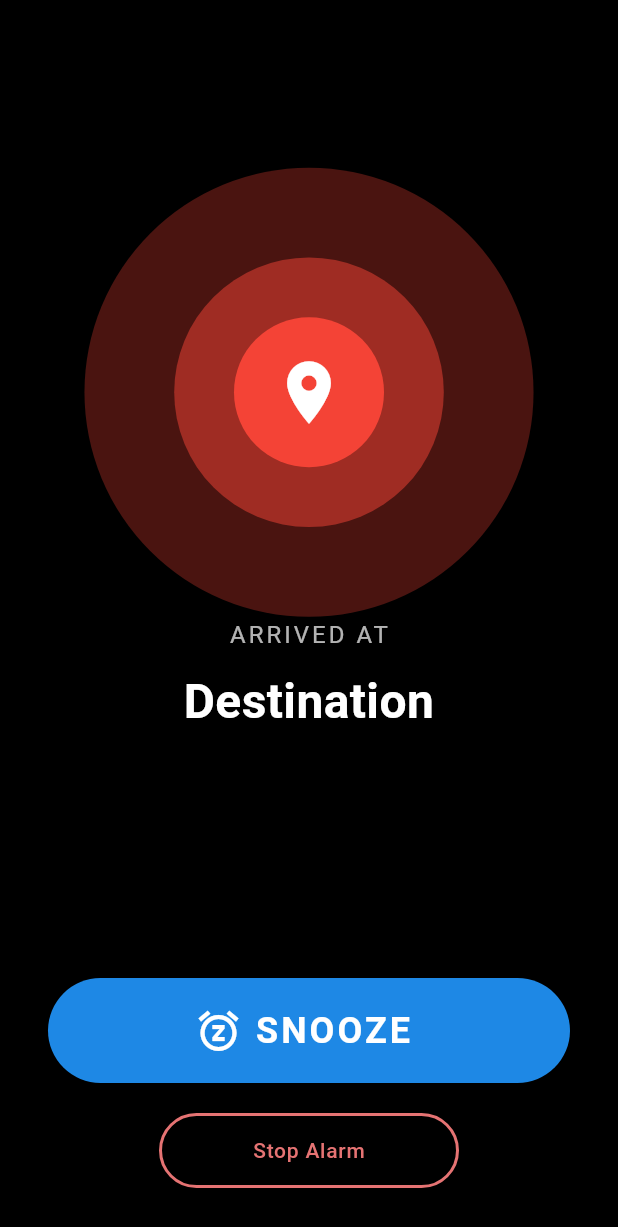
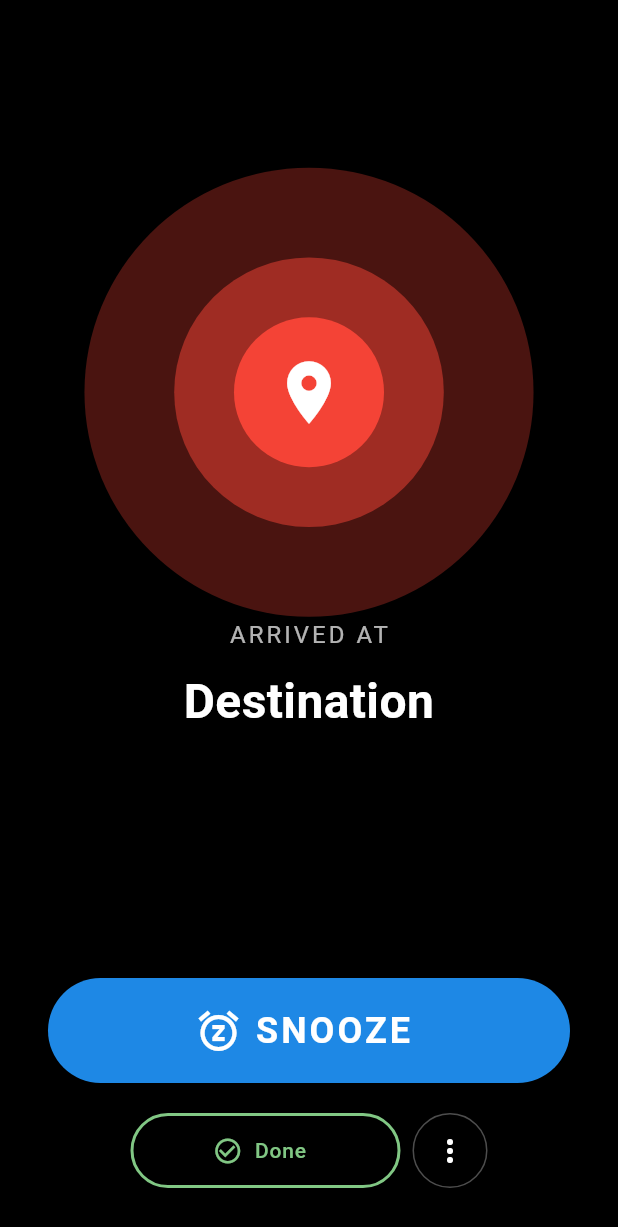
Before and after one commit to md-sada-mia/smart-alarm-manager, a Flutter app: the AlarmScreen screen opened directly, on a phone screen of 412 x 824 dp. Shown: the top 1227 px of the screen. Run offline on Flutter 3.47's test engine with Material 3 defaults, Android fonts, the phone set to English and light mode, and no system bars; our stand-ins replace audioplayers, file_picker, flutter_local_notifications, geolocator, google_maps_flutter, permission_handler and 3 more; missing offline and left inert: android_intent_plus, flutter_background_service; accounts and stored records are empty.

Commit message:
cancel button and done button added on alarm screen

```diff
--- a/lib/screens/alarm_screen.dart
+++ b/lib/screens/alarm_screen.dart
@@ -55,15 +55,54 @@ class _AlarmScreenState extends State<AlarmScreen>
     }
   }
 
-  Future<void> _stopAlarm() async {
+  Future<void> _doneAlarm() async {
     // Stop audio/vibration from main isolate (method channels work here)
     await AudioService().stopAlarm();
+
+    // Update reminder status to completed in database
+    if (widget.reminderId != null) {
+      try {
+        final dbHelper = DatabaseHelper();
+        final reminders = await dbHelper.getReminders();
+        final reminder = reminders.firstWhere((r) => r.id == widget.reminderId);
+        final updated = reminder.copyWith(status: ReminderStatus.completed);
+        await dbHelper.updateReminder(updated);
+      } catch (e) {
+        print('Error marking reminder as done: $e');
+      }
+    }
 
     // Send signal to background service to update state
     final service = FlutterBackgroundService();
     service.invoke('stop_alarm');
 
     // Close screen
+    if (mounted) {
+      SystemNavigator.pop();
+    }
+  }
+
+  Future<void> _cancelAlarm() async {
+    // Stop audio/vibration from main isolate (method channels work here)
+    await AudioService().stopAlarm();
+
+    // Update reminder status to canceled in database
+    if (widget.reminderId != null) {
+      try {
+        final dbHelper = DatabaseHelper();
+        final reminders = await dbHelper.getReminders();
+        final reminder = reminders.firstWhere((r) => r.id == widget.reminderId);
+        final updated = reminder.copyWith(status: ReminderStatus.canceled);
+        await dbHelper.updateReminder(updated);
+      } catch (e) {
+        print('Error marking reminder as canceled: $e');
+      }
+    }
+
+    // Send signal to background service to update state
+    final service = FlutterBackgroundService();
+    service.invoke('stop_alarm');
+
     // Close screen
     if (mounted) {
       SystemNavigator.pop();
@@ -237,21 +276,32 @@ class _AlarmScreenState extends State<AlarmScreen>
                   ),
                   const SizedBox(height: 20),
 
-                  // Small Stop Button
+                  // Done Button with 3-dot Menu
+                  Row(
+                    mainAxisAlignment: MainAxisAlignment.center,
+                    children: [
+                      // Done Button
                       SizedBox(
-                    width: 200, // Smaller width
-                    height: 50, // Smaller height
-                    child: OutlinedButton(
-                      onPressed: _stopAlarm,
+                        width: 180,
+                        height: 50,
+                        child: OutlinedButton.icon(
+                          onPressed: _doneAlarm,
                           style: OutlinedButton.styleFrom(
-                        foregroundColor: Colors.red.shade300,
-                        side: BorderSide(color: Colors.red.shade300, width: 2),
+                            foregroundColor: Colors.green.shade300,
+                            side: BorderSide(
+                              color: Colors.green.shade300,
+                              width: 2,
+                            ),
                             shape: RoundedRectangleBorder(
                               borderRadius: BorderRadius.circular(25),
                             ),
                           ),
-                      child: const Text(
-                        "Stop Alarm",
+                          icon: const Icon(
+                            Icons.check_circle_outline,
+                            size: 20,
+                          ),
+                          label: const Text(
+                            "Done",
                             style: TextStyle(
                               fontSize: 14,
                               fontWeight: FontWeight.w500,
@@ -259,6 +309,53 @@ class _AlarmScreenState extends State<AlarmScreen>
                             ),
                           ),
                         ),
+                      ),
+                      const SizedBox(width: 8),
+
+                      // 3-dot Menu
+                      Container(
+                        height: 50,
+                        decoration: BoxDecoration(
+                          border: Border.all(color: Colors.white30),
+                          borderRadius: BorderRadius.circular(25),
+                        ),
+                        child: PopupMenuButton<String>(
+                          icon: const Icon(
+                            Icons.more_vert,
+                            color: Colors.white,
+                          ),
+                          color: Colors.grey[900],
+                          shape: RoundedRectangleBorder(
+                            borderRadius: BorderRadius.circular(12),
+                          ),
+                          onSelected: (value) {
+                            if (value == 'cancel') {
+                              _cancelAlarm();
+                            }
+                          },
+                          itemBuilder: (BuildContext context) => [
+                            PopupMenuItem<String>(
+                              value: 'cancel',
+                              child: Row(
+                                children: [
+                                  Icon(
+                                    Icons.cancel_outlined,
+                                    color: Colors.red.shade300,
+                                  ),
+                                  const SizedBox(width: 12),
+                                  Text(
+                                    'Cancel Reminder',
+                                    style: TextStyle(
+                                      color: Colors.red.shade300,
+                                    ),
+                                  ),
+                                ],
+                              ),
+                            ),
+                          ],
+                        ),
+                      ),
+                    ],
                   ),
                 ],
               ),
```
Lines whose indentation alone changed are shown as unchanged.
